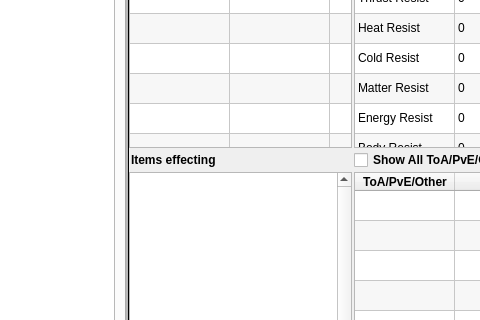
Before: the Qt Designer form gbx.ui in haydena23/TempStar, drawn with Qt 5; both pictures show x 619 to 1099 and y 361 to 681 of the 1200 by 800 pixel window.
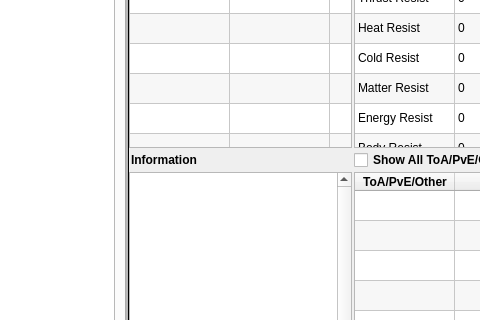
After: the same form once the commit is applied. The open tabs and pages were chosen to show the change.

```diff
--- a/gbx.ui
+++ b/gbx.ui
@@ -2734,7 +2734,7 @@
                 </font>
                </property>
                <property name="text">
-                <string>Items effecting &lt;Stat&gt;</string>
+                <string>Information</string>
                </property>
                <property name="textFormat">
                 <enum>Qt::AutoText</enum>
```
Left out of the diff: 4 changed lines with no effect on the pictures.
